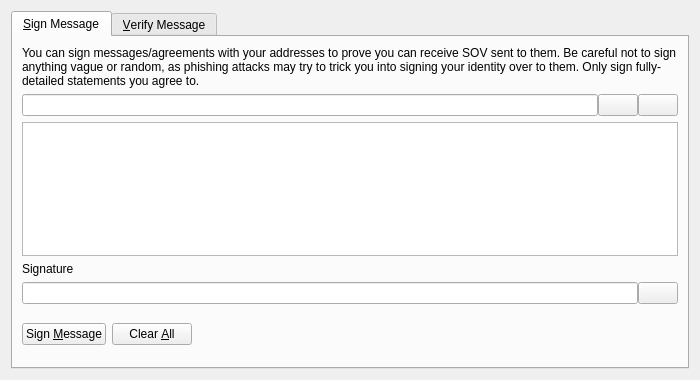
This is src/qt/forms/signverifymessagedialog.ui in minblock/joto as Qt 5 draws it before an edit. The edited form follows.
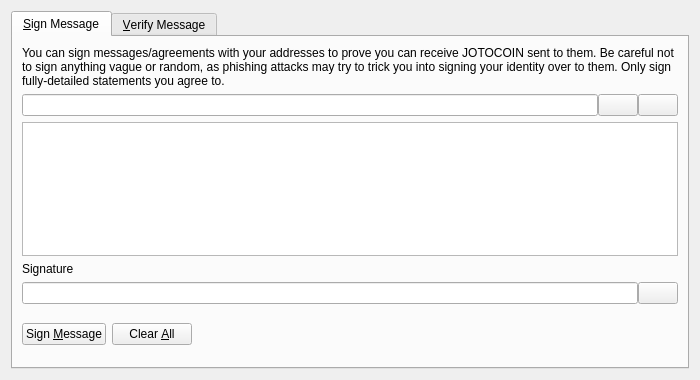
This is the edited form. Custom widgets are drawn as their Qt base class.

The edit to the form file:
```diff
--- a/src/qt/forms/signverifymessagedialog.ui
+++ b/src/qt/forms/signverifymessagedialog.ui
@@ -30,7 +30,7 @@
        <item>
         <widget class="QLabel" name="infoLabel_SM">
          <property name="text">
-          <string>You can sign messages/agreements with your addresses to prove you can receive SOV sent to them. Be careful not to sign anything vague or random, as phishing attacks may try to trick you into signing your identity over to them. Only sign fully-detailed statements you agree to.</string>
+          <string>You can sign messages/agreements with your addresses to prove you can receive JOTOCOIN sent to them. Be careful not to sign anything vague or random, as phishing attacks may try to trick you into signing your identity over to them. Only sign fully-detailed statements you agree to.</string>
          </property>
          <property name="textFormat">
           <enum>Qt::PlainText</enum>
```
Left out of the diff: 10 changed lines with no effect on the pictures.
